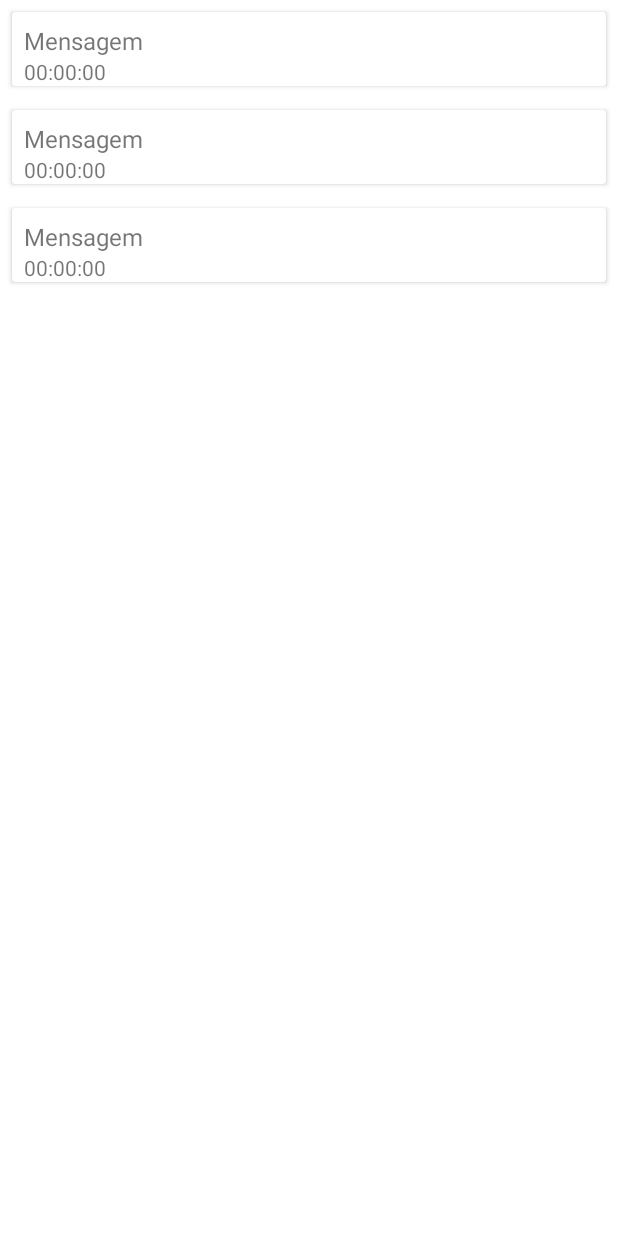
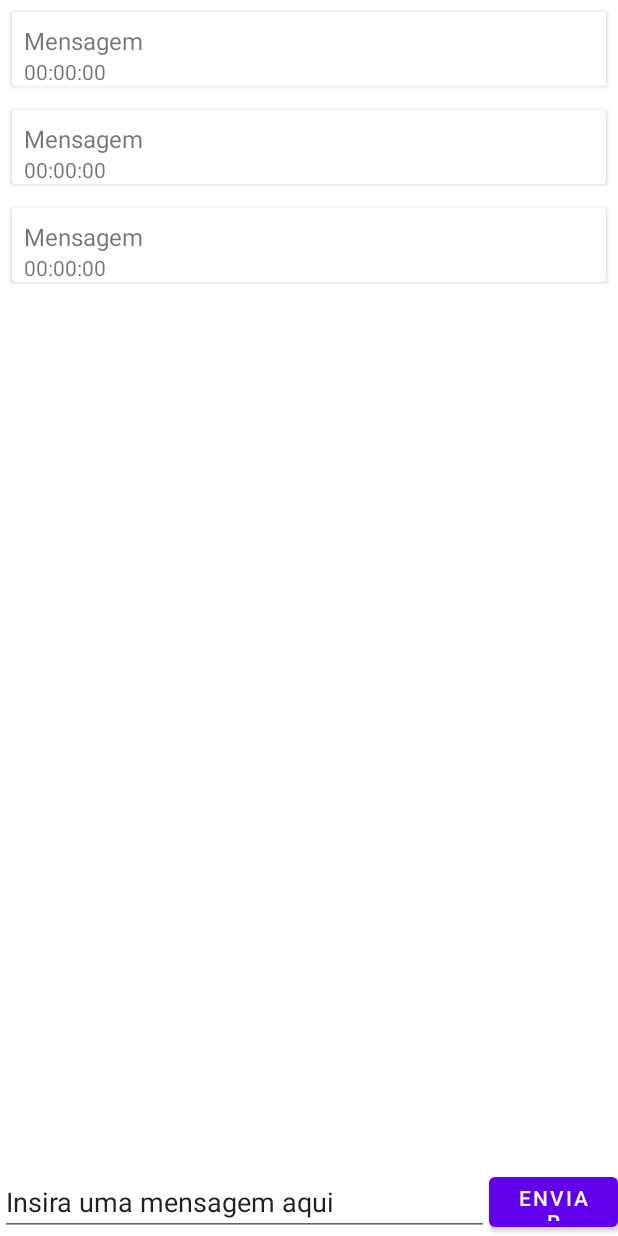
Before and after one commit to andrepbap/MqttChat, an Android app: the layout activity_main.xml on its own in the app's theme, with its tools: preview values and no code run, on a phone screen of 412 x 824 dp. Run offline under Robolectric (Android 15) with nearby library versions, the phone set to English and light mode, and no system bars.

Commit message:
adicionando input e butao para submit

```diff
--- a/app/src/main/res/layout/activity_main.xml
+++ b/app/src/main/res/layout/activity_main.xml
@@ -14,8 +14,31 @@
         app:spanCount="1"
         tools:listitem="@layout/message_row"
         app:layout_constraintTop_toTopOf="parent"
+        app:layout_constraintBottom_toTopOf="@id/text_input_message"
         app:layout_constraintBottom_toBottomOf="parent"
         app:layout_constraintEnd_toEndOf="parent"
         app:layout_constraintStart_toStartOf="parent" />
 
+    <com.google.android.material.textfield.TextInputEditText
+        android:id="@+id/text_input_message"
+        android:layout_width="0dp"
+        android:layout_height="wrap_content"
+        android:hint="Insera uma mensagem aqui"
+        android:inputType="textLongMessage|text"
+        app:layout_constraintBottom_toBottomOf="parent"
+        app:layout_constraintEnd_toStartOf="@id/button_submit_message"
+        app:layout_constraintStart_toStartOf="parent"
+        app:layout_constraintTop_toBottomOf="@id/conversation_recycler_view"
+        tools:text="Insira uma mensagem aqui"></com.google.android.material.textfield.TextInputEditText>
+    <com.google.android.material.button.MaterialButton
+        android:id="@+id/button_submit_message"
+        android:layout_width="86dp"
+        android:layout_height="0dp"
+        android:text="Enviar"
+        app:layout_constraintStart_toEndOf="@id/text_input_message"
+        app:layout_constraintEnd_toEndOf="parent"
+        app:layout_constraintTop_toBottomOf="@id/conversation_recycler_view"
+        app:layout_constraintBottom_toBottomOf="@id/text_input_message"
+        ></com.google.android.material.button.MaterialButton>
+
 </androidx.constraintlayout.widget.ConstraintLayout>
```
Also changed, not shown: app/src/main/java/com/example/mqttchat/MainActivity.java (+72 -8 lines), app/src/main/java/com/example/mqttchat/client/MyMqttClient.java (+46 -28 lines).
